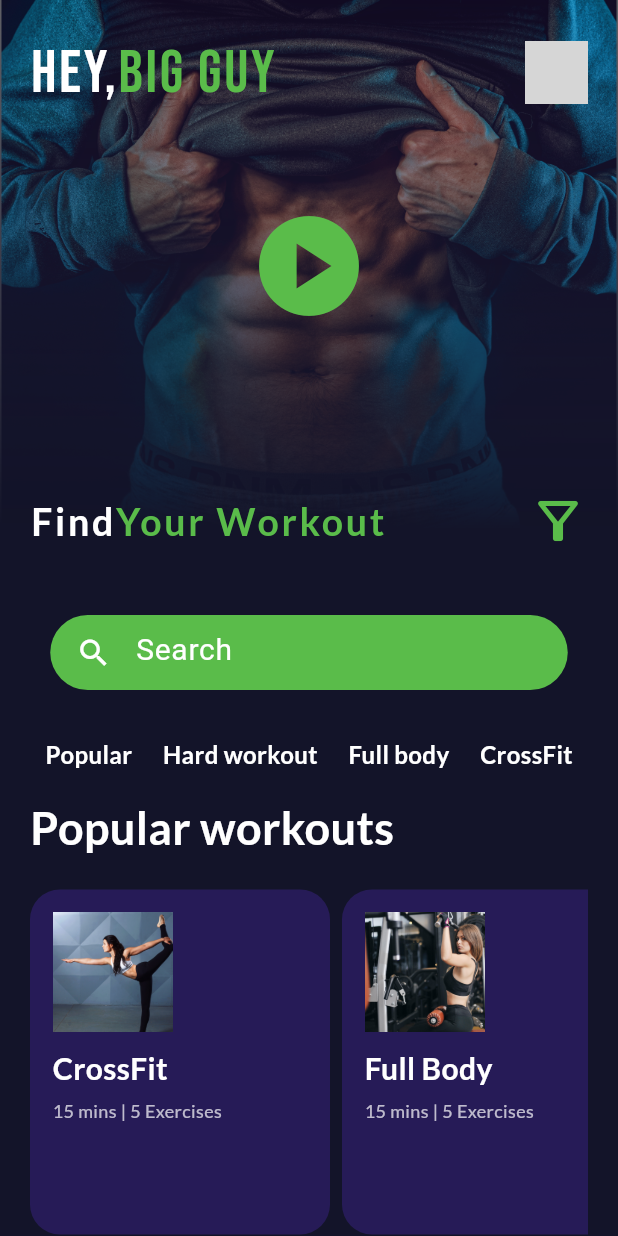
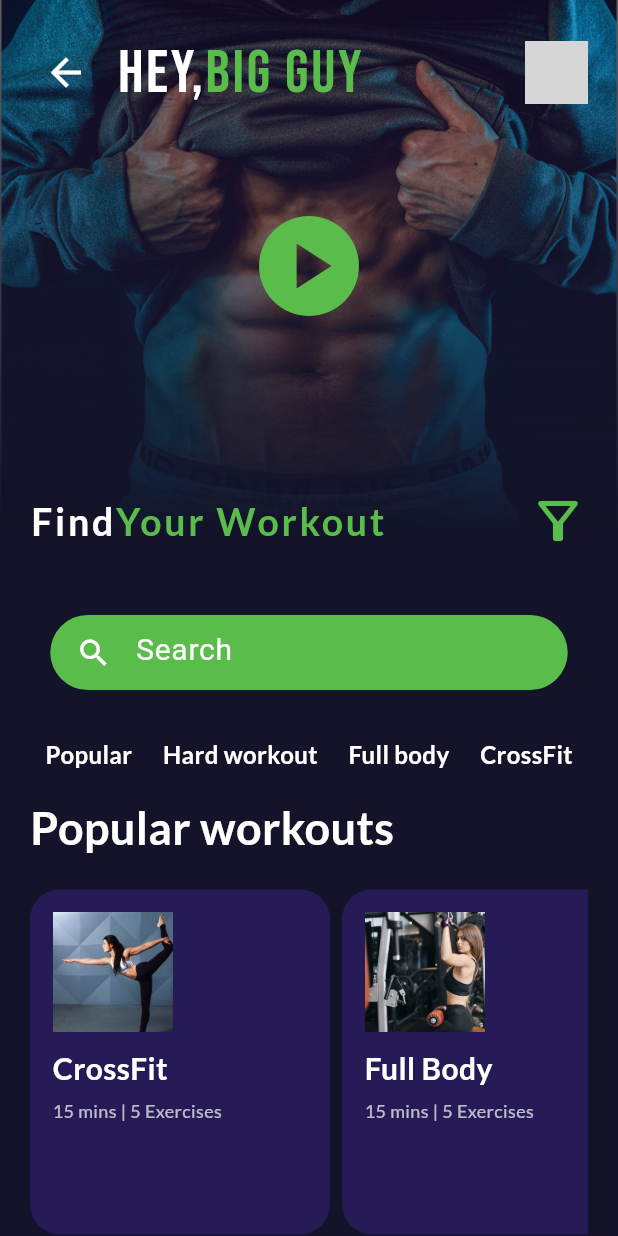
Before and after one commit to ktsweerathunga/workOut_flutterApp, a Flutter app: the screen it shows after launch, after a tap on "Next", on a phone screen of 412 x 824 dp. Run offline on Flutter 3.47's test engine with Material 3 defaults, Android fonts, the phone set to English and light mode, and no system bars; our stand-ins replace google_fonts; grey boxes are pictures that could not be loaded.

Commit message:
feat: add navigation to skip intro on welcome screen

```diff
--- a/lib/home_screen.dart
+++ b/lib/home_screen.dart
@@ -38,6 +38,13 @@ class _HomeScreenState extends State<HomeScreen> {
                 children: [
                   Row(
                     children: [
+                      IconButton(
+                        onPressed: () {
+                          Navigator.pushNamed(context, '/welcome');
+                        },
+                        icon: Icon(Icons.arrow_back, color: Colors.white, size: 30),
+                      ),
+                      SizedBox(width: 10),
                       Text("Hey,", style: GoogleFonts.bebasNeue(
                         fontSize: 40,
                         color: Colors.white,
--- a/lib/welcome_screen.dart
+++ b/lib/welcome_screen.dart
@@ -132,11 +132,16 @@ class _WelcomeScreenState extends State<WelcomeScreen> {
                   child: Row(
                     mainAxisAlignment: MainAxisAlignment.spaceBetween,
                     children: [
-                      Text('Skip Intro', style: GoogleFonts.lato(
-                        fontSize: 12,
-                        color: Colors.white70,
-                        fontWeight: FontWeight.w500
-                      ) ),
+                      GestureDetector(
+                        onTap: () {
+                          Navigator.pushNamed(context, '/home');
+                        },
+                        child: Text('Skip Intro', style: GoogleFonts.lato(
+                          fontSize: 12,
+                          color: Colors.white70,
+                          fontWeight: FontWeight.w500
+                        )),
+                      ),
                       GestureDetector(
                         onTap: () {
                           Navigator.pushNamed(context, '/home');
```
